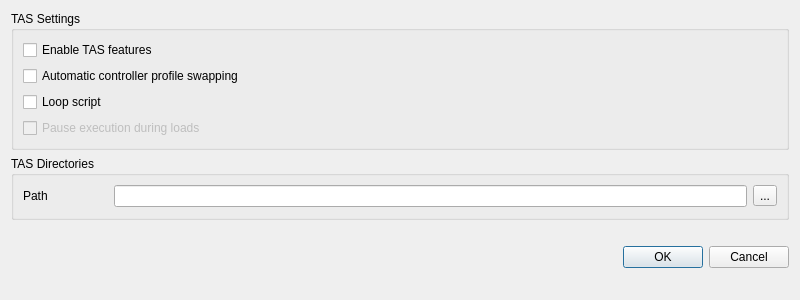
Before: the Qt Designer form src/yuzu/configuration/configure_tas.ui in QuantumGhost/yuzu, drawn with Qt 5.
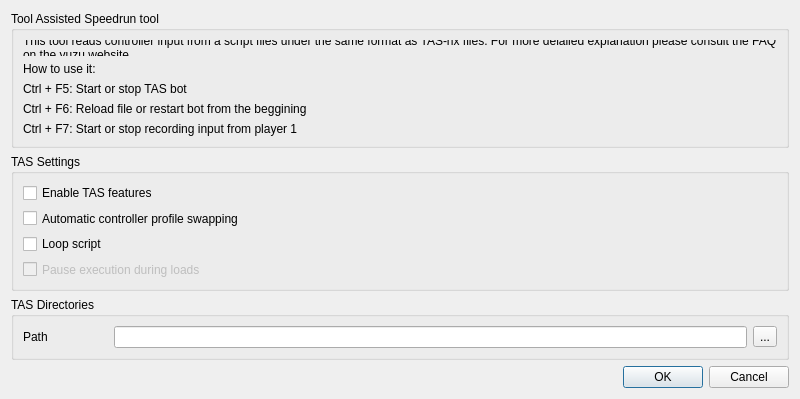
After: the same form once the commit is applied.

Diff of the .ui file:
```diff
--- a/src/yuzu/configuration/configure_tas.ui
+++ b/src/yuzu/configuration/configure_tas.ui
@@ -14,6 +14,60 @@
       <string>Dialog</string>
     </property>
     <layout class="QVBoxLayout" name="verticalLayout_1">
+      <item>
+        <layout class="QHBoxLayout" name="horizontalLayout">
+          <item>
+            <widget class="QGroupBox" name="groupBox">
+              <property name="title">
+                <string>Tool Assisted Speedrun tool</string>
+              </property>
+              <layout class="QGridLayout" name="gridLayout">
+                <item row="0" column="0" colspan="1">
+                  <widget class="QLabel" name="label_1">
+                    <property name="text">
+                      <string>This tool reads controller input from a script files under the same format as TAS-nx files. For more delailed explanation please consult the FAQ on the yuzu website.</string>
+                    </property>
+                    <property name="wordWrap">
+                      <bool>true</bool>
+                    </property>
+                  </widget>
+                </item>
+                <item row="1" column="0" colspan="1">
+                  <widget class="QLabel" name="label_2">
+                    <property name="text">
+                      <string>How to use it:</string>
+                    </property>
+                    <property name="wordWrap">
+                      <bool>true</bool>
+                    </property>
+                  </widget>
+                </item>
+                <item row="2" column="0" colspan="1">
+                  <widget class="QLabel" name="label_3">
+                    <property name="text">
+                      <string>Ctrl + F5: Start or stop TAS bot</string>
+                    </property>
+                  </widget>
+                </item>
+                <item row="3" column="0" colspan="1">
+                  <widget class="QLabel" name="label_4">
+                    <property name="text">
+                      <string>Ctrl + F6: Reload file or restart bot from the beggining</string>
+                    </property>
+                  </widget>
+                </item>
+                <item row="4" column="0" colspan="1">
+                  <widget class="QLabel" name="label_5">
+                    <property name="text">
+                      <string>Ctrl + F7: Start or stop recording input from player 1</string>
+                    </property>
+                  </widget>
+                </item>
+              </layout>
+            </widget>
+          </item>
+        </layout>
+      </item>
       <item>
         <layout class="QHBoxLayout" name="horizontalLayout">
           <item>
```
